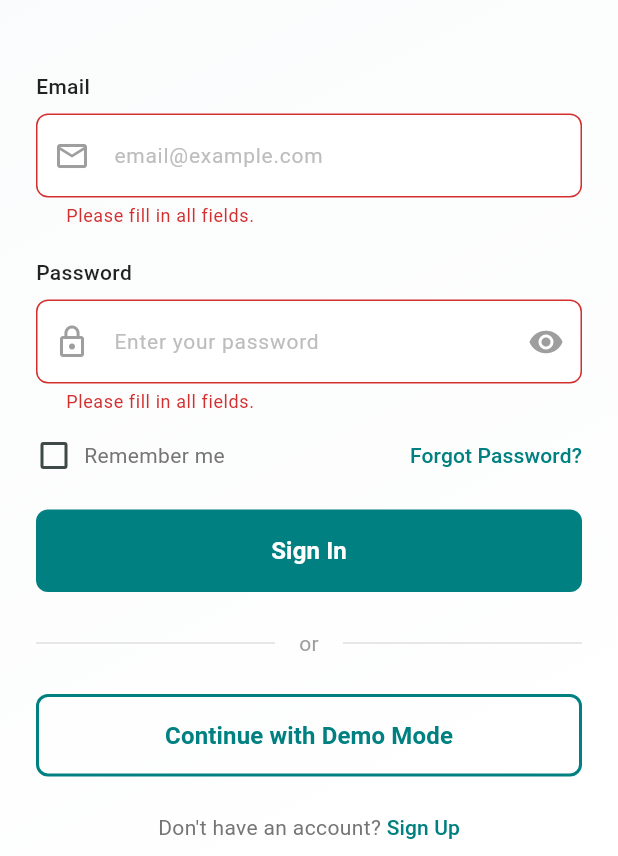
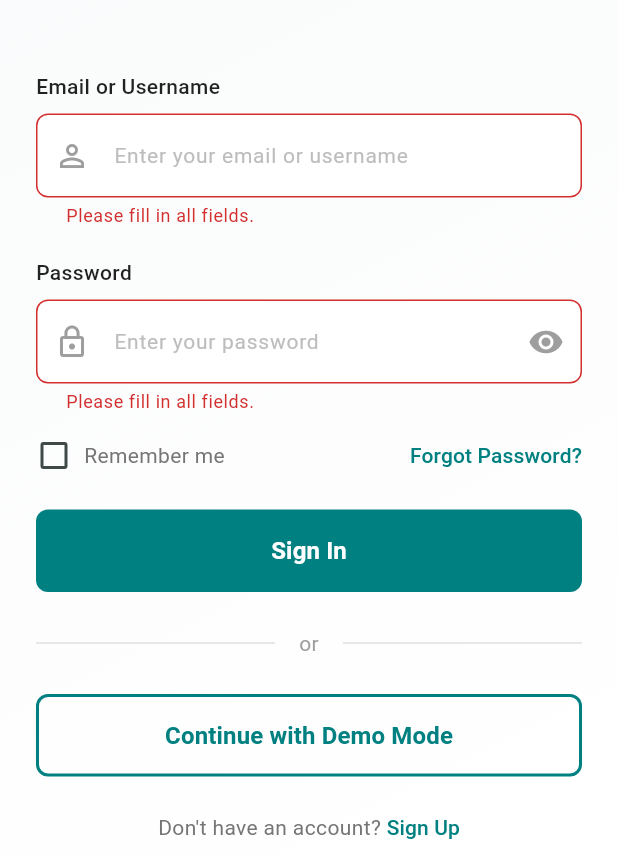
Before and after one commit to emmett-ola/cashlenx-app, a Flutter app: the screen it shows after launch, after a tap on "Sign In", on a phone screen of 412 x 824 dp, the part 380-1236 px from its top. Run offline on Flutter 3.47's test engine with Material 3 defaults, Android fonts, the phone set to English and light mode, and no system bars; our stand-ins replace dio, flutter_dotenv, flutter_riverpod, flutter_secure_storage, flutter_svg, freezed_annotation and 3 more; generated files the repository leaves out were written again.

Commit message:
feat: handle isActive as optional and update AuthResponse for dual tokens

```diff
--- a/lib/features/auth/data/models/auth_dto.dart
+++ b/lib/features/auth/data/models/auth_dto.dart
@@ -32,7 +32,8 @@ class RegisterRequest with _$RegisterRequest {
 @freezed
 class AuthResponse with _$AuthResponse {
   const factory AuthResponse({
-    required String token,
+    @JsonKey(name: 'access_token') required String accessToken,
+    @JsonKey(name: 'refresh_token') required String refreshToken,
     required User user,
   }) = _AuthResponse;
 
--- a/lib/features/auth/data/repositories/auth_repository_impl.dart
+++ b/lib/features/auth/data/repositories/auth_repository_impl.dart
@@ -26,8 +26,9 @@ class AuthRepositoryImpl implements AuthRepository {
     final request = LoginRequest(username: username, password: password);
     final response = await _remoteDataSource.login(request);
 
-    // Save token
-    await _secureStorage.saveToken(response.token);
+    // Save tokens
+    await _secureStorage.saveToken(response.accessToken);
+    await _secureStorage.saveRefreshToken(response.refreshToken);
 
     // Return user
     return response.user;
--- a/lib/features/auth/domain/models/user.dart
+++ b/lib/features/auth/domain/models/user.dart
@@ -8,7 +8,7 @@ class User with _$User {
   const factory User({
     required String id,
     required String username,
-    @JsonKey(name: 'is_active') required bool isActive,
+    @JsonKey(name: 'is_active') bool? isActive,
     required String role,
     @JsonKey(name: 'created_at') required DateTime createdAt,
     @JsonKey(name: 'updated_at') required DateTime updatedAt,
--- a/lib/features/auth/presentation/pages/login_page.dart
+++ b/lib/features/auth/presentation/pages/login_page.dart
@@ -17,14 +17,14 @@ class LoginPage extends ConsumerStatefulWidget {
 
 class _LoginPageState extends ConsumerState<LoginPage> {
   final _formKey = GlobalKey<FormState>();
-  final _emailController = TextEditingController();
+  final _identifierController = TextEditingController();
   final _passwordController = TextEditingController();
   bool _isPasswordVisible = false;
   bool _rememberMe = false;
 
   @override
   void dispose() {
-    _emailController.dispose();
+    _identifierController.dispose();
     _passwordController.dispose();
     super.dispose();
   }
@@ -33,7 +33,7 @@ class _LoginPageState extends ConsumerState<LoginPage> {
     if (_formKey.currentState!.validate()) {
       // Trigger login
       await ref.read(authNotifierProvider.notifier).login(
-            _emailController.text.trim(),
+            _identifierController.text.trim(),
             _passwordController.text,
           );
 
@@ -52,10 +52,10 @@ class _LoginPageState extends ConsumerState<LoginPage> {
     ref.listen(authNotifierProvider, (previous, next) {
       if (next.hasError) {
         ToastUtils.showServerErrors(context, next.error);
-      } else if (next.hasValue && next.value != null && previous?.isLoading == true) {
+      } else if (next.hasValue && next.value != null && (previous?.isLoading == true || previous == null)) {
         // Only show success if we were loading (avoids showing on initial app load check)
-        ToastUtils.showSuccess(context, 'Login Success');
-        context.go('/home');
+        ToastUtils.showSuccess(context, 'OK');
+        // context.go('/home'); // Commented out until home page is ready
       }
     });
 
@@ -64,20 +64,16 @@ class _LoginPageState extends ConsumerState<LoginPage> {
         key: _formKey,
         child: Column(
           children: [
-            // Email Input
+            // Identifier Input (Email or Username)
             CustomInput(
-              label: 'Email',
-              controller: _emailController,
-              placeholder: 'email@example.com',
+              label: 'Email or Username',
+              controller: _identifierController,
+              placeholder: 'Enter your email or username',
               keyboardType: TextInputType.emailAddress,
-              prefixIcon: Icon(Icons.mail_outline, color: Colors.grey[500]),
+              prefixIcon: Icon(Icons.person_outline, color: Colors.grey[500]),
               validator: (value) {
                 if (value == null || value.isEmpty) {
                   return 'Please fill in all fields.';
-                }
-                final emailRegex = RegExp(r"^[^\s@]+@[^\s@]+\.[^\s@]+$");
-                if (!emailRegex.hasMatch(value)) {
-                  return 'Please enter a valid email address.';
                 }
                 return null;
               },
```
Also changed, not shown: lib/features/auth/data/models/auth_dto.freezed.dart, lib/features/auth/data/models/auth_dto.g.dart, lib/features/auth/domain/models/user.freezed.dart, lib/features/auth/domain/models/user.g.dart.
